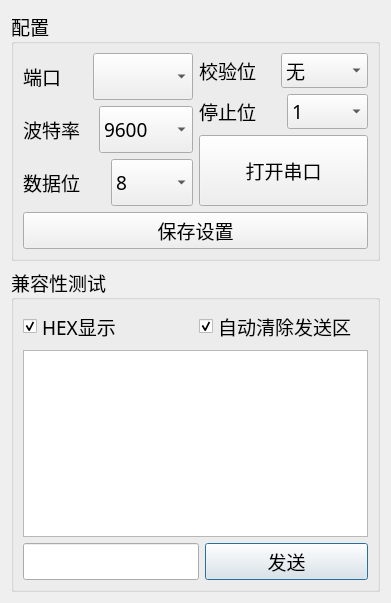
Before: the Qt Designer form configwindow.ui in ZzzzzzS/diansai2017Uper, drawn with Qt 5.
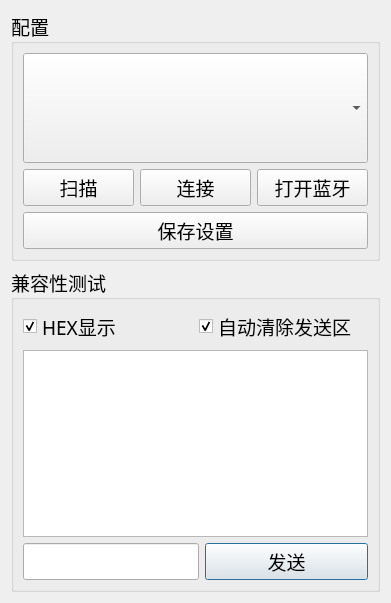
After: the same form once the commit is applied.

What changed in the file:
```diff
--- a/configwindow.ui
+++ b/configwindow.ui
@@ -54,238 +54,45 @@
      </property>
      <layout class="QGridLayout" name="gridLayout">
       <item row="0" column="0">
-       <layout class="QVBoxLayout" name="verticalLayout_4">
-        <item>
-         <layout class="QHBoxLayout" name="horizontalLayout_6">
-          <item>
            <layout class="QVBoxLayout" name="verticalLayout">
             <item>
-             <layout class="QHBoxLayout" name="horizontalLayout_3">
-              <item>
-               <widget class="QLabel" name="label_3">
+         <widget class="QComboBox" name="BluetoothBox">
                 <property name="sizePolicy">
-                 <sizepolicy hsizetype="Preferred" vsizetype="Preferred">
+           <sizepolicy hsizetype="Preferred" vsizetype="Expanding">
                   <horstretch>0</horstretch>
                   <verstretch>0</verstretch>
                  </sizepolicy>
                 </property>
-                <property name="text">
-                 <string>端口   </string>
-                </property>
-               </widget>
-              </item>
-              <item>
-               <widget class="QComboBox" name="COMBox">
-                <property name="sizePolicy">
-                 <sizepolicy hsizetype="Preferred" vsizetype="Preferred">
-                  <horstretch>0</horstretch>
-                  <verstretch>0</verstretch>
-                 </sizepolicy>
-                </property>
-               </widget>
-              </item>
-             </layout>
-            </item>
-            <item>
-             <layout class="QHBoxLayout" name="horizontalLayout_2">
-              <item>
-               <widget class="QLabel" name="label_2">
-                <property name="sizePolicy">
-                 <sizepolicy hsizetype="Preferred" vsizetype="Preferred">
-                  <horstretch>0</horstretch>
-                  <verstretch>0</verstretch>
-                 </sizepolicy>
-                </property>
-                <property name="text">
-                 <string>波特率</string>
-                </property>
-               </widget>
-              </item>
-              <item>
-               <widget class="QComboBox" name="SpeedBox">
-                <property name="sizePolicy">
-                 <sizepolicy hsizetype="Preferred" vsizetype="Preferred">
-                  <horstretch>0</horstretch>
-                  <verstretch>0</verstretch>
-                 </sizepolicy>
-                </property>
-                <item>
-                 <property name="text">
-                  <string>9600</string>
-                 </property>
-                </item>
-                <item>
-                 <property name="text">
-                  <string>19200</string>
-                 </property>
-                </item>
-                <item>
-                 <property name="text">
-                  <string>38400</string>
-                 </property>
-                </item>
-                <item>
-                 <property name="text">
-                  <string>57600</string>
-                 </property>
-                </item>
-                <item>
-                 <property name="text">
-                  <string>115200</string>
-                 </property>
-                </item>
-               </widget>
-              </item>
-             </layout>
+         </widget>
             </item>
             <item>
              <layout class="QHBoxLayout" name="horizontalLayout">
               <item>
-               <widget class="QLabel" name="label">
-                <property name="sizePolicy">
-                 <sizepolicy hsizetype="Preferred" vsizetype="Preferred">
-                  <horstretch>0</horstretch>
-                  <verstretch>0</verstretch>
-                 </sizepolicy>
-                </property>
+           <widget class="QPushButton" name="ScanButton">
                 <property name="text">
-                 <string>数据位</string>
+             <string>扫描</string>
                 </property>
                </widget>
               </item>
               <item>
-               <widget class="QComboBox" name="DataBox">
-                <property name="sizePolicy">
-                 <sizepolicy hsizetype="Preferred" vsizetype="Preferred">
-                  <horstretch>0</horstretch>
-                  <verstretch>0</verstretch>
-                 </sizepolicy>
-                </property>
-                <item>
+           <widget class="QPushButton" name="ConnectButton">
                  <property name="text">
-                  <string>8</string>
-                 </property>
-                </item>
-                <item>
-                 <property name="text">
-                  <string>7</string>
-                 </property>
-                </item>
-                <item>
-                 <property name="text">
-                  <string>6</string>
-                 </property>
-                </item>
-                <item>
-                 <property name="text">
-                  <string>5</string>
-                 </property>
-                </item>
-               </widget>
-              </item>
-             </layout>
-            </item>
-           </layout>
-          </item>
-          <item>
-           <layout class="QVBoxLayout" name="verticalLayout_3">
-            <item>
-             <layout class="QVBoxLayout" name="verticalLayout_2">
-              <item>
-               <layout class="QHBoxLayout" name="horizontalLayout_4">
-                <item>
-                 <widget class="QLabel" name="label_4">
-                  <property name="sizePolicy">
-                   <sizepolicy hsizetype="Preferred" vsizetype="Preferred">
-                    <horstretch>0</horstretch>
-                    <verstretch>0</verstretch>
-                   </sizepolicy>
-                  </property>
-                  <property name="text">
-                   <string>校验位</string>
-                  </property>
-                 </widget>
-                </item>
-                <item>
-                 <widget class="QComboBox" name="ChackBox">
-                  <property name="sizePolicy">
-                   <sizepolicy hsizetype="Preferred" vsizetype="Preferred">
-                    <horstretch>0</horstretch>
-                    <verstretch>0</verstretch>
-                   </sizepolicy>
-                  </property>
-                  <item>
-                   <property name="text">
-                    <string>无</string>
-                   </property>
-                  </item>
-                  <item>
-                   <property name="text">
-                    <string>奇效验</string>
-                   </property>
-                  </item>
-                  <item>
-                   <property name="text">
-                    <string>偶效验</string>
-                   </property>
-                  </item>
-                 </widget>
-                </item>
-               </layout>
-              </item>
-              <item>
-               <layout class="QHBoxLayout" name="horizontalLayout_5">
-                <item>
-                 <widget class="QLabel" name="label_5">
-                  <property name="sizePolicy">
-                   <sizepolicy hsizetype="Preferred" vsizetype="Preferred">
-                    <horstretch>0</horstretch>
-                    <verstretch>0</verstretch>
-                   </sizepolicy>
-                  </property>
-                  <property name="text">
-                   <string>停止位</string>
-                  </property>
-                 </widget>
-                </item>
-                <item>
-                 <widget class="QComboBox" name="StopBox">
-                  <property name="sizePolicy">
-                   <sizepolicy hsizetype="Preferred" vsizetype="Preferred">
-                    <horstretch>0</horstretch>
-                    <verstretch>0</verstretch>
-                   </sizepolicy>
-                  </property>
-                  <item>
-                   <property name="text">
-                    <string>1</string>
-                   </property>
-                  </item>
-                  <item>
-                   <property name="text">
-                    <string>2</string>
-                   </property>
-                  </item>
-                 </widget>
-                </item>
-               </layout>
-              </item>
-             </layout>
+             <string>连接</string>
+            </property>
+           </widget>
             </item>
             <item>
              <widget class="QPushButton" name="PowerButton">
               <property name="sizePolicy">
-               <sizepolicy hsizetype="Preferred" vsizetype="Preferred">
+             <sizepolicy hsizetype="Preferred" vsizetype="Fixed">
                 <horstretch>0</horstretch>
                 <verstretch>0</verstretch>
                </sizepolicy>
               </property>
               <property name="text">
-               <string>打开串口</string>
-              </property>
-             </widget>
-            </item>
-           </layout>
+             <string>打开蓝牙</string>
+            </property>
+           </widget>
           </item>
          </layout>
         </item>
```
Left out of the diff: 6 changed lines with no effect on the pictures. Lines whose indentation alone changed are shown as unchanged.
